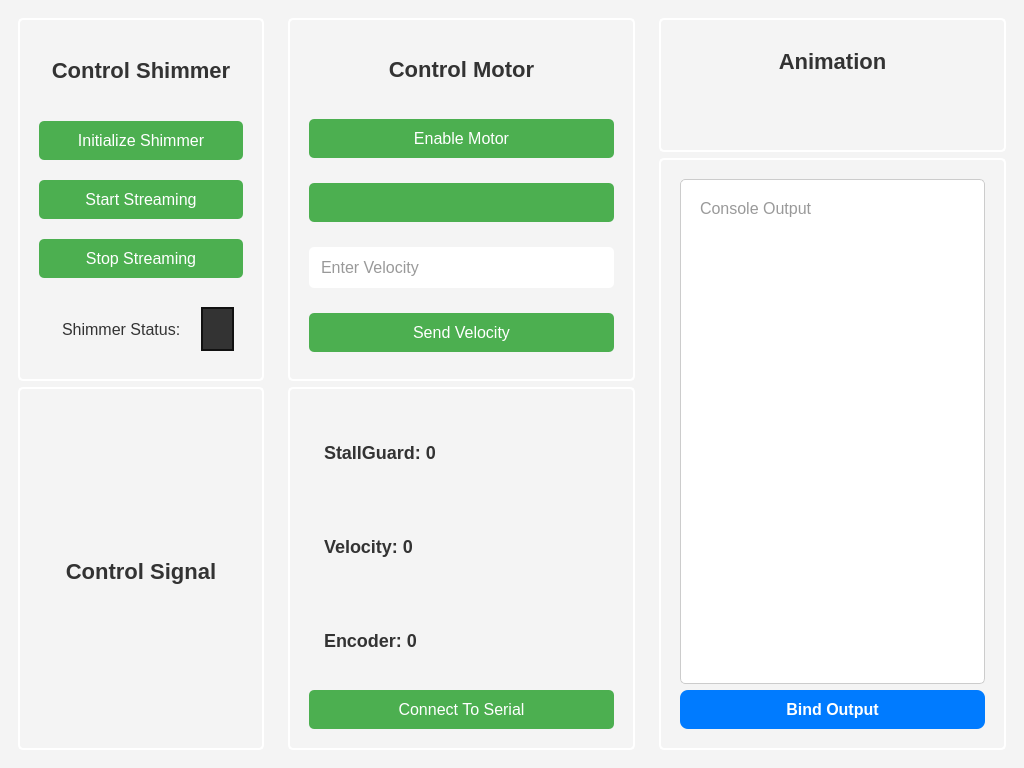
Above: app_dependency/mainwindow.ui from carl0801/ElbowExo before the change. Below: the same form after it.
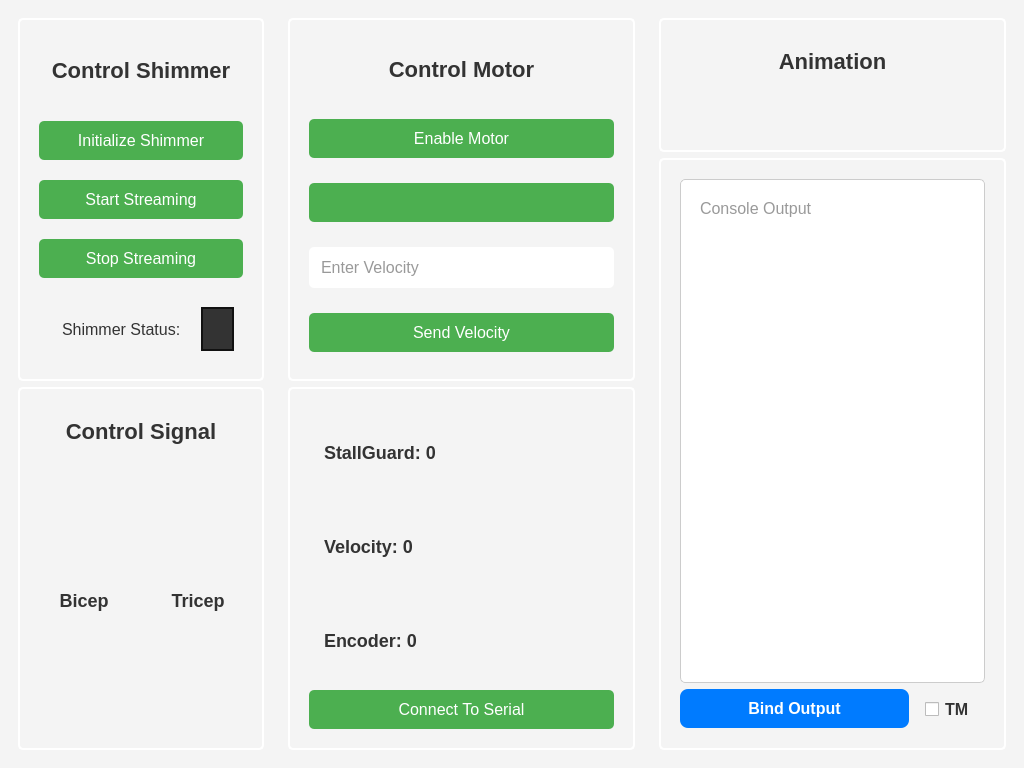
That is the form after the change.

What changed in the file:
```diff
--- a/app_dependency/mainwindow.ui
+++ b/app_dependency/mainwindow.ui
@@ -225,6 +225,46 @@
                                                 </property>
                                             </widget>
                                         </item>
+                                        <item>
+                                            <layout class="QHBoxLayout" name="muscle_graph_subtitles_layout">
+                                                <item>
+                                                    <widget class="QLabel" name="muscle_graph_subtitle1">
+                                                        <property name="text">
+                                                            <string>Bicep</string>
+                                                        </property>
+                                                        <property name="styleSheet">
+                                                            <string>
+                                                            color: #333;
+                                                            font-size: 18px; 
+                                                            font-weight: bold;
+                                                            border: none;
+                                                            </string>
+                                                        </property>
+                                                        <property name="alignment">
+                                                            <set>Qt::AlignCenter</set>
+                                                        </property>
+                                                    </widget>
+                                                </item>
+                                                <item>
+                                                    <widget class="QLabel" name="muscle_graph_subtitle2">
+                                                        <property name="text">
+                                                            <string>Tricep</string>
+                                                        </property>
+                                                        <property name="styleSheet">
+                                                            <string>
+                                                            color: #333;
+                                                            font-size: 18px; 
+                                                            font-weight: bold;
+                                                            border: none;
+                                                            </string>
+                                                        </property>
+                                                        <property name="alignment">
+                                                            <set>Qt::AlignCenter</set>
+                                                        </property>
+                                                    </widget>
+                                                </item>
+                                            </layout>
+                                        </item>
                                     </layout>
                                 </widget>
                             </item>
@@ -484,31 +524,60 @@
                                             </widget>
                                         </item>
                                         <item>
-                                            <widget class="QPushButton" name="bind_output_button">
-                                                <property name="text">
-                                                    <string>Bind Output</string>
-                                                </property>
-                                                <property name="styleSheet">
-                                                    <string>
-                                                        QPushButton {
-                                                            background-color: #007BFF; /* Default Button Background */
-                                                            border: none;
-                                                            color: white;
-                                                            padding: 10px 20px;
-                                                            text-align: center;
-                                                            text-decoration: none;
-                                                            font-size: 16px;
-                                                            border-radius: 8px;
-                                                        }
-                                                        QPushButton:hover {
-                                                            background-color: #0069D9; /* Hover State */
-                                                        }
-                                                        QPushButton:pressed {
-                                                            background-color: #0056B3; /* Clicked State */
-                                                        }
-                                                    </string>
-                                                </property>
-                                            </widget>
+                                            <layout class="QHBoxLayout" name="bind_output_layout">
+                                                <item>
+                                                    <widget class="QPushButton" name="bind_output_button">
+                                                        <property name="text">
+                                                            <string>Bind Output</string>
+                                                        </property>
+                                                        <property name="styleSheet">
+                                                            <string>
+                                                                QPushButton {
+                                                                    background-color: #007BFF; /* Default Button Background */
+                                                                    border: none;
+                                                                    color: white;
+                                                                    padding: 10px 20px;
+                                                                    text-align: center;
+                                                                    text-decoration: none;
+                                                                    font-size: 16px;
+                                                                    border-radius: 8px;
+                                                                }
+                                                                QPushButton:hover {
+                                                                    background-color: #0069D9; /* Hover State */
+                                                                }
+                                                                QPushButton:pressed {
+                                                                    background-color: #0056B3; /* Clicked State */
+                                                                }
+                                                            </string>
+                                                        </property>
+                                                    </widget>
+                                                </item>
+                                                <item>
+                                                    <widget class="QCheckBox" name="test_mode_checkbox">
+                                                        <property name="text">
+                                                            <string>TM</string>
+                                                        </property>
+                                                        <property name="styleSheet">
+                                                            <string>
+                                                                QCheckBox {
+                                                                    font-size: 16px;
+                                                                    color: #333;
+                                                                    border: none;
+                                                                }
+                                                            </string>
+                                                        </property>
+                                                        <property name="checked">
+                                                            <bool>false</bool>
+                                                        </property>
+                                                        <property name="maximumSize">
+                                                            <size>
+                                                                <width>70</width>
+                                                                <height>60</height>
+                                                            </size>
+                                                        </property>
+                                                    </widget>
+                                                </item>
+                                            </layout>
                                         </item>
                                     </layout>
                                 </widget>
```
